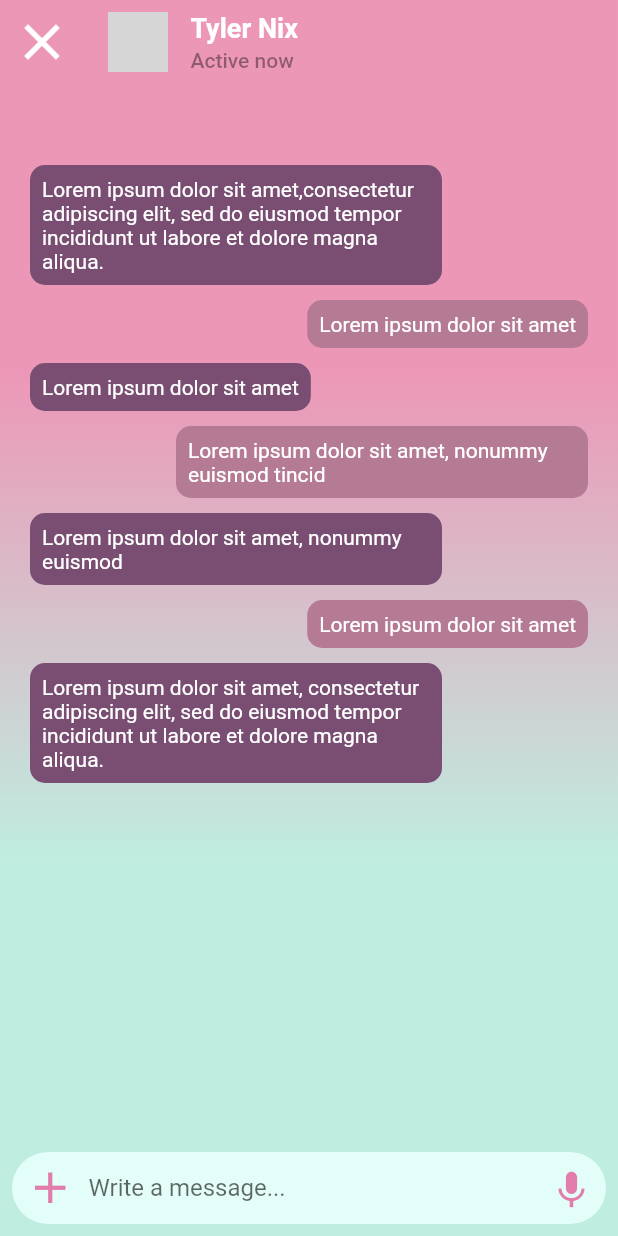
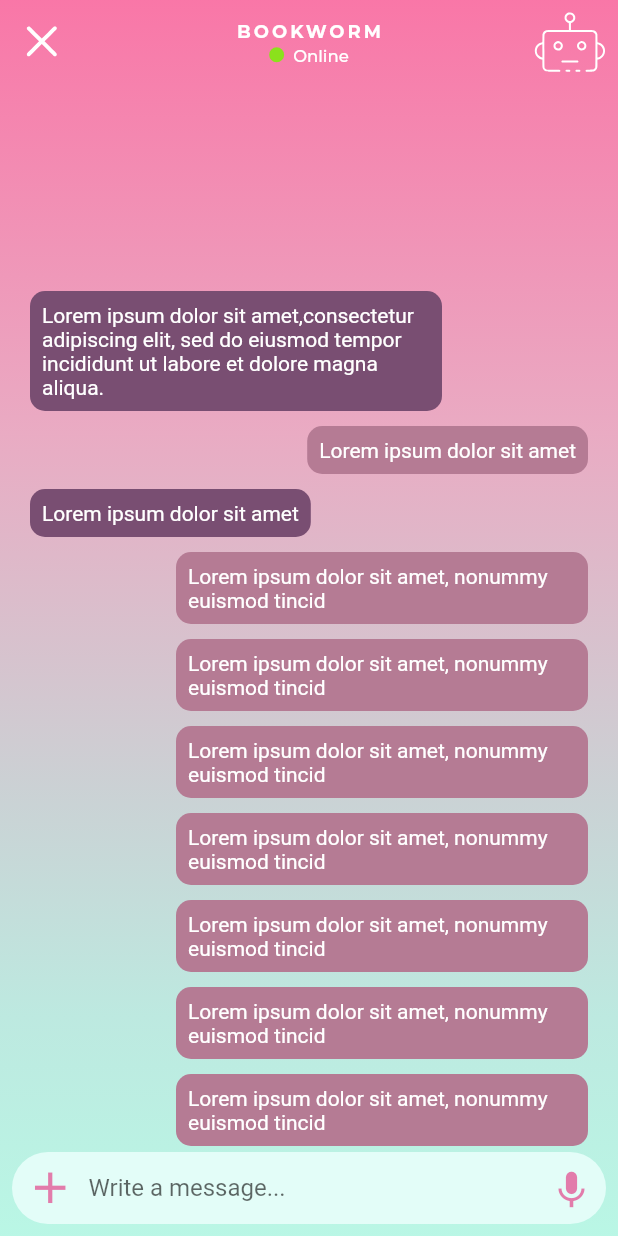
Before and after one commit to Oliinyk-Artemii/bookworm, a Flutter app: the screen it shows after launch, on a phone screen of 412 x 824 dp. Run offline on Flutter 3.47's test engine with Material 2 defaults, Android fonts, the phone set to English and light mode, and no system bars; our stand-ins replace flutter_svg; grey boxes are pictures that could not be loaded.

Commit message:
Finish DialogPage and add flutter_gen

```diff
--- a/lib/pages/dialog_page.dart
+++ b/lib/pages/dialog_page.dart
@@ -1,5 +1,7 @@
 import 'package:flutter/cupertino.dart';
 import 'package:flutter/material.dart';
+import 'package:untitled/utils/values/gen/assets.gen.dart';
+import 'package:untitled/utils/values/gen/fonts.gen.dart';
 
 class DialogPage extends StatefulWidget {
   const DialogPage({Key? key}) : super(key: key);
@@ -13,23 +15,101 @@ class _DialogPageState extends State<DialogPage> {
 
   @override
   Widget build(BuildContext context) {
-    return Scaffold(
-      extendBodyBehindAppBar: true,
-      body: Container(
+    return Container(
+      color: Colors.white,
+      child: Container(
         decoration: const BoxDecoration(
           gradient: LinearGradient(
             begin: Alignment.topCenter,
             end: Alignment.bottomCenter,
-                stops: [0.3, 0.7],
-                colors: [Color(0xccE97EA6), Color(0xccB0EADA)])),
-        child: Padding(
-          padding: const EdgeInsets.only(top: 110.0),
+            stops: [
+              0,
+              0.35,
+              0.64,
+              0.82,
+              1,
+            ],
+            colors: [
+              Color(0x99F51C6D),
+              Color(0x99DB739B),
+              Color(0x99A8B3B8),
+              Color(0x9991DACB),
+              Color(0x998BF1D4),
+            ],
+          ),
+        ),
+        child: SafeArea(
+          child: Scaffold(
+            backgroundColor: Colors.transparent,
+            resizeToAvoidBottomInset: true,
+            extendBodyBehindAppBar: true,
+            appBar: AppBar(
+              centerTitle: true,
+              backgroundColor: Colors.transparent,
+              elevation: 0,
+              leading: TextButton(
+                onPressed: () {
+                  Navigator.pop(context);
+                },
+                child: Assets.images.icons.close.svg(),
+              ),
+              title: Column(
+                crossAxisAlignment: CrossAxisAlignment.center,
+                children: <Widget>[
+                  const Padding(
+                    padding: EdgeInsets.only(bottom: 2.0),
+                    child: Text(
+                      "BOOKWORM",
+                      style: TextStyle(
+                        letterSpacing: 2,
+                        fontSize: 12,
+                        fontWeight: FontWeight.w700,
+                        color: Colors.white,
+                        fontFamily: FontFamily.montserrat,
+                      ),
+                    ),
+                  ),
+                  Row(
+                    mainAxisAlignment: MainAxisAlignment.center,
+                    children: [
+                      Padding(
+                        padding: const EdgeInsets.only(right: 6.0),
+                        child: Container(
+                          width: 10,
+                          height: 10,
+                          decoration: const BoxDecoration(
+                              shape: BoxShape.circle, color: Color(0xFF8BE11C)),
+                        ),
+                      ),
+                      const Text(
+                        "Online",
+                        style: TextStyle(
+                          color: Colors.white,
+                          fontSize: 11,
+                          fontFamily: FontFamily.montserrat,
+                        ),
+                      ),
+                    ],
+                  ),
+                ],
+              ),
+              actions: [
+                Padding(
+                  padding: const EdgeInsets.only(right: 8.0),
+                  child: Assets.images.icons.bot.svg(),
+                ),
+              ],
+            ),
+            body: Stack(
+              children: [
+                SizedBox(
+                  height: double.infinity,
+                  child: SingleChildScrollView(
+                    physics: const AlwaysScrollableScrollPhysics(),
+                    reverse: true,
                     child: Column(
                       children: [
-              Expanded(
-                child: SingleChildScrollView(
-                  child: Column(
-                    children: [
+                        SizedBox(height: AppBar().preferredSize.height),
                         getMessage(
                             'Lorem ipsum dolor sit amet,consectetur adipiscing elit, sed do eiusmod tempor incididunt ut labore et dolore magna aliqua.',
                             isRightMessage: false),
@@ -40,71 +120,40 @@ class _DialogPageState extends State<DialogPage> {
                         getMessage(
                             'Lorem ipsum dolor sit amet, nonummy euismod tincid',
                             isRightMessage: true),
-                      getMessage('Lorem ipsum dolor sit amet, nonummy euismod',
-                          isRightMessage: false),
-                      getMessage('Lorem ipsum dolor sit amet',
+                        getMessage(
+                            'Lorem ipsum dolor sit amet, nonummy euismod tincid',
                             isRightMessage: true),
                         getMessage(
-                          'Lorem ipsum dolor sit amet, consectetur adipiscing elit, sed do eiusmod tempor incididunt ut labore et dolore magna aliqua.',
-                          isRightMessage: false),
+                            'Lorem ipsum dolor sit amet, nonummy euismod tincid',
+                            isRightMessage: true),
+                        getMessage(
+                            'Lorem ipsum dolor sit amet, nonummy euismod tincid',
+                            isRightMessage: true),
+                        getMessage(
+                            'Lorem ipsum dolor sit amet, nonummy euismod tincid',
+                            isRightMessage: true),
+                        getMessage(
+                            'Lorem ipsum dolor sit amet, nonummy euismod tincid',
+                            isRightMessage: true),
+                        getMessage(
+                            'Lorem ipsum dolor sit amet, nonummy euismod tincid',
+                            isRightMessage: true),
+                        const SizedBox(
+                          height: 50,
+                        )
                       ],
                     ),
                   ),
                 ),
-              getBottom(),
+                Positioned(
+                  left: 0,
+                  right: 0,
+                  bottom: 0,
+                  child: getBottom(),
+                ),
               ],
             ),
           ),
-      ),
-      appBar: AppBar(
-        backgroundColor: Colors.transparent,
-        elevation: 0,
-        leading: TextButton(
-          onPressed: () {
-            Navigator.pop(context);
-          },
-          child: const Icon(
-            Icons.close,
-            color: Colors.white,
-            size: 40,
-          ),
-        ),
-        title: Row(
-          children: <Widget>[
-            Container(
-              width: 40,
-              height: 40,
-              decoration: const BoxDecoration(
-                  shape: BoxShape.circle,
-                  image: DecorationImage(
-                      image: NetworkImage(
-                          "https://images.unsplash.com/photo-1531427186611-ecfd6d936c79?ixlib=rb-1.2.1&ixid=eyJhcHBfaWQiOjEyMDd9&auto=format&fit=crop&w=800&q=60"),
-                      fit: BoxFit.cover)),
-            ),
-            const SizedBox(
-              width: 15,
-            ),
-            Column(
-              crossAxisAlignment: CrossAxisAlignment.start,
-              children: <Widget>[
-                const Text(
-                  "Tyler Nix",
-                  style: TextStyle(
-                      fontSize: 18,
-                      fontWeight: FontWeight.bold,
-                      color: Colors.white),
-                ),
-                const SizedBox(
-                  height: 3,
-                ),
-                Text(
-                  "Active now",
-                  style: TextStyle(
-                      color: Colors.black.withOpacity(0.4), fontSize: 14),
-                ),
-              ],
-            ),
-          ],
         ),
       ),
     );
@@ -119,7 +168,7 @@ class _DialogPageState extends State<DialogPage> {
         children: [
           Container(
             decoration: BoxDecoration(
-              color: isRightMessage ? Color(0xFFB57B94): Color(0xFF794E72),
+              color: isRightMessage ? Color(0xFFB57B94) : Color(0xFF794E72),
               borderRadius: BorderRadius.circular(10),
             ),
             child: ConstrainedBox(
--- /dev/null
+++ b/lib/utils/values/gen/fonts.gen.dart
@@ -0,0 +1,13 @@
+/// GENERATED CODE - DO NOT MODIFY BY HAND
+/// *****************************************************
+///  FlutterGen
+/// *****************************************************
+
+// ignore_for_file: directives_ordering,unnecessary_import
+
+class FontFamily {
+  FontFamily._();
+
+  /// Font family: Montserrat
+  static const String montserrat = 'Montserrat';
+}
```
Also changed, not shown: lib/utils/values/gen/assets.gen.dart (added, +126 -0 lines), pubspec.yaml (+19 -25 lines), assets/fonts/montserrat/Montserrat-Bold.ttf (added), assets/fonts/montserrat/Montserrat-Medium.ttf (added), assets/fonts/montserrat/Montserrat-SemiBold.ttf (added), assets/images/icons/bot.svg (added), assets/images/icons/close.svg (added), pubspec.lock, 6 other files. Lines whose indentation alone changed are shown as unchanged.
